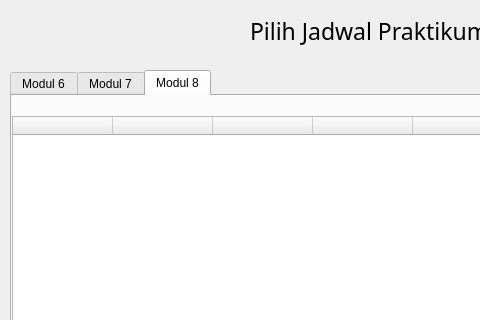
Old version of the form Design_Trial.ui in the repository burjoy/Proyek_PyQt5; both pictures show x 0 to 480 and y 0 to 320 of the 784 by 622 pixel window.
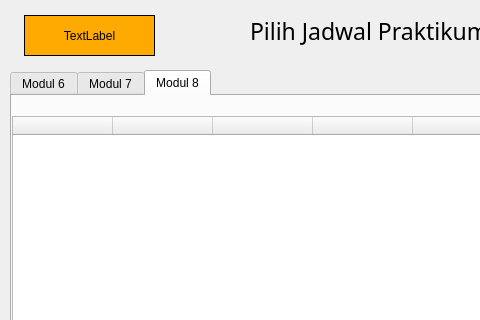
New version of the form. The open tabs and pages were chosen to show the change.

Commit message: tambah state login di mainwindow

Diff of the .ui file:
```diff
--- a/Design_Trial.ui
+++ b/Design_Trial.ui
@@ -732,6 +732,30 @@
      <string>Refresh</string>
     </property>
    </widget>
+   <widget class="QLabel" name="label_5">
+    <property name="geometry">
+     <rect>
+      <x>24</x>
+      <y>15</y>
+      <width>131</width>
+      <height>41</height>
+     </rect>
+    </property>
+    <property name="styleSheet">
+     <string notr="true">color: rgb(0, 0, 0);
+background-color: rgb(255, 170, 0);
+font: 10pt &quot;MS Shell Dlg 2&quot;;</string>
+    </property>
+    <property name="frameShape">
+     <enum>QFrame::Box</enum>
+    </property>
+    <property name="text">
+     <string>TextLabel</string>
+    </property>
+    <property name="alignment">
+     <set>Qt::AlignCenter</set>
+    </property>
+   </widget>
   </widget>
   <widget class="QMenuBar" name="menubar">
    <property name="geometry">
```
Left out of the diff: 4 changed lines with no effect on the pictures. The commit also changes 1 other file.
